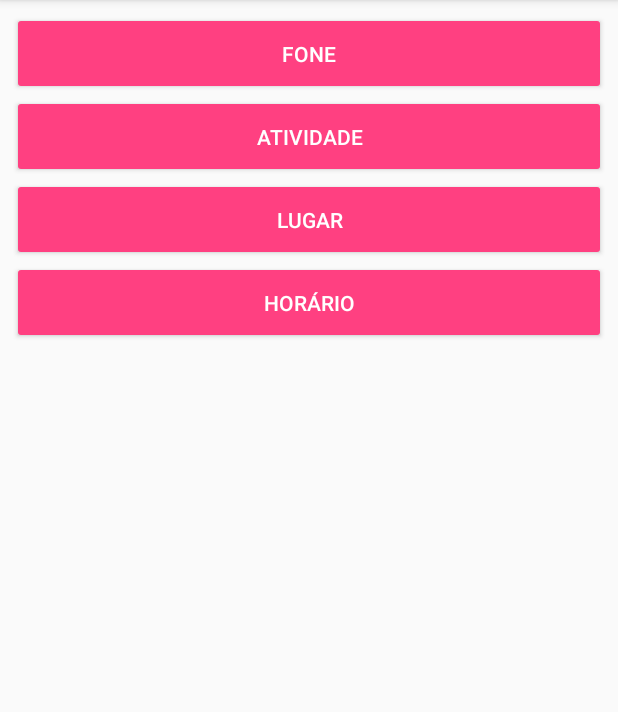
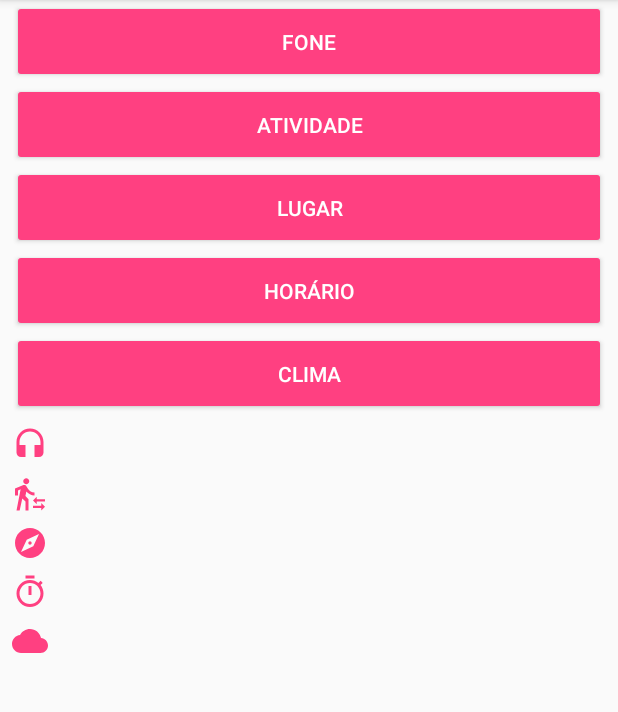
Before and after one commit to anjoshigor/UbiRide, an Android app: the screen it shows after launch (MainActivity), on a phone screen of 412 x 824 dp, the part 84-796 px from its top. Run offline under Robolectric (Android 15) with nearby library versions, the phone set to English and light mode, and no system bars; 13 statements that could not run were skipped.

Commit message:
Demo finished

```diff
--- a/app/src/main/java/com/anjoshigor/ubiride/MainActivity.kt
+++ b/app/src/main/java/com/anjoshigor/ubiride/MainActivity.kt
@@ -30,6 +30,7 @@ import android.support.v4.app.ActivityCompat
 import com.google.android.gms.awareness.FenceClient
 import com.google.android.gms.awareness.SnapshotClient
 import com.google.android.gms.awareness.snapshot.DetectedActivityResult
+import com.google.android.gms.awareness.state.Weather
 import com.google.android.gms.location.DetectedActivity
 import java.util.*
 
@@ -38,7 +39,6 @@ class MainActivity : AppCompatActivity() {
 
     private val FENCE_RECEIVER_ACTION = "FENCE_RECEIVE"
     private lateinit var mFencePendingIntent: PendingIntent
-    private lateinit var mGoogleApiClient: GoogleApiClient
     private val TAG = "Awareness"
     private lateinit var mMyFenceReceiver: InternalLocationBroadCastReceiver
     private val PERMISSION_REQUEST_ACCESS_FINE_LOCATION = 940
@@ -59,18 +59,10 @@ class MainActivity : AppCompatActivity() {
             1 to "Dia de Semana"
     )
 
+
     override fun onCreate(savedInstanceState: Bundle?) {
         super.onCreate(savedInstanceState)
         setContentView(R.layout.activity_main)
-
-        mGoogleApiClient = GoogleApiClient.Builder(this)
-                .addApi(Awareness.API)
-                .addApi(Nearby.CONNECTIONS_API)
-                .addApi(Nearby.MESSAGES_API)
-                .useDefaultAccount()
-                .build()
-
-        mGoogleApiClient.connect()
 
 
         headphone.setOnClickListener {
@@ -89,8 +81,6 @@ class MainActivity : AppCompatActivity() {
         location.setOnClickListener {
             getLocation()
         }
-
-
         activity.setOnClickListener {
             var snapshotClient = Awareness.getSnapshotClient(this)
             snapshotClient.detectedActivity.addOnSuccessListener { activityResponse ->
@@ -100,8 +90,6 @@ class MainActivity : AppCompatActivity() {
                 activitytext.text = status.message
             }
         }
-
-
         time.setOnClickListener {
             var snapshotClient = Awareness.getSnapshotClient(this)
             try {
@@ -117,7 +105,9 @@ class MainActivity : AppCompatActivity() {
                 Log.e(TAG, ex.message)
             }
         }
-
+        weather.setOnClickListener {
+            getWeather()
+        }
 
         val intent = Intent(FENCE_RECEIVER_ACTION)
         mFencePendingIntent = PendingIntent.getBroadcast(this,
@@ -188,6 +178,24 @@ class MainActivity : AppCompatActivity() {
         }
     }
 
+    fun getWeather() {
+        if (ActivityCompat.checkSelfPermission(this, Manifest.permission.ACCESS_FINE_LOCATION) !=
+                PERMISSION_GRANTED) {
+            ActivityCompat.requestPermissions(this,
+                    Array(1, { Manifest.permission.ACCESS_FINE_LOCATION }),
+                    PERMISSION_REQUEST_ACCESS_FINE_LOCATION)
+        } else {
+
+            Awareness.getSnapshotClient(this).weather.addOnSuccessListener { weatherResponse ->
+                val humidade = weatherResponse.weather.humidity
+                val temperatura = weatherResponse.weather.getFeelsLikeTemperature(Weather.CELSIUS)
+                weathertext.text = "Humidade: ${humidade}%\nTemperatura: ${temperatura}ºC"
+            }.addOnFailureListener { status ->
+                weathertext.text = status.message
+            }
+        }
+    }
+
     fun getActivityString(type: Int): String {
         when (type) {
             DetectedActivity.IN_VEHICLE ->
@@ -231,7 +239,7 @@ class MainActivity : AppCompatActivity() {
             //LANCAR NOTIFICACAO
             when (key) {
                 "headphonekey" -> {
-//                    phonetext.text = "Headphone não está plugado"
+                    phonetext.text = "Headphone não está plugado"
                     Toast.makeText(context, "Não está mais com o fone", Toast.LENGTH_LONG).show()
                 }
                 "walkingkey" -> {
@@ -243,11 +251,11 @@ class MainActivity : AppCompatActivity() {
                     Toast.makeText(context, "Não está mais em veículo", Toast.LENGTH_LONG).show()
                 }
                 "homekey", "cikey" -> {
-//                    locationtext.text = "Não está em um local conhecido"
+                    locationtext.text = "Não está em um local conhecido"
                     Toast.makeText(context, "Não está mais em casa", Toast.LENGTH_LONG).show()
                 }
                 "timefencekey" -> {
-//                    timetext.text = "Não está no horário determinado"
+                    timetext.text = "Não está no horário determinado"
                     Toast.makeText(context, "Não está no horário determinado", Toast.LENGTH_LONG).show()
                 }
                 else -> {
--- /dev/null
+++ b/app/src/main/res/drawable/ic_cloud_black_24dp.xml
@@ -0,0 +1,9 @@
+<vector xmlns:android="http://schemas.android.com/apk/res/android"
+        android:width="24dp"
+        android:height="24dp"
+        android:viewportWidth="24.0"
+        android:viewportHeight="24.0">
+    <path
+        android:fillColor="#FF000000"
+        android:pathData="M19.35,10.04C18.67,6.59 15.64,4 12,4 9.11,4 6.6,5.64 5.35,8.04 2.34,8.36 0,10.91 0,14c0,3.31 2.69,6 6,6h13c2.76,0 5,-2.24 5,-5 0,-2.64 -2.05,-4.78 -4.65,-4.96z"/>
+</vector>
--- /dev/null
+++ b/app/src/main/res/drawable/ic_explore_black_24dp.xml
@@ -0,0 +1,9 @@
+<vector xmlns:android="http://schemas.android.com/apk/res/android"
+        android:width="24dp"
+        android:height="24dp"
+        android:viewportWidth="24.0"
+        android:viewportHeight="24.0">
+    <path
+        android:fillColor="#FF000000"
+        android:pathData="M12,10.9c-0.61,0 -1.1,0.49 -1.1,1.1s0.49,1.1 1.1,1.1c0.61,0 1.1,-0.49 1.1,-1.1s-0.49,-1.1 -1.1,-1.1zM12,2C6.48,2 2,6.48 2,12s4.48,10 10,10 10,-4.48 10,-10S17.52,2 12,2zM14.19,14.19L6,18l3.81,-8.19L18,6l-3.81,8.19z"/>
+</vector>
--- /dev/null
+++ b/app/src/main/res/drawable/ic_headset_black_24dp.xml
@@ -0,0 +1,9 @@
+<vector xmlns:android="http://schemas.android.com/apk/res/android"
+        android:width="24dp"
+        android:height="24dp"
+        android:viewportWidth="24.0"
+        android:viewportHeight="24.0">
+    <path
+        android:fillColor="#FF000000"
+        android:pathData="M12,1c-4.97,0 -9,4.03 -9,9v7c0,1.66 1.34,3 3,3h3v-8H5v-2c0,-3.87 3.13,-7 7,-7s7,3.13 7,7v2h-4v8h3c1.66,0 3,-1.34 3,-3v-7c0,-4.97 -4.03,-9 -9,-9z"/>
+</vector>
--- /dev/null
+++ b/app/src/main/res/drawable/ic_timer_black_24dp.xml
@@ -0,0 +1,9 @@
+<vector xmlns:android="http://schemas.android.com/apk/res/android"
+        android:width="24dp"
+        android:height="24dp"
+        android:viewportWidth="24.0"
+        android:viewportHeight="24.0">
+    <path
+        android:fillColor="#FF000000"
+        android:pathData="M15,1L9,1v2h6L15,1zM11,14h2L13,8h-2v6zM19.03,7.39l1.42,-1.42c-0.43,-0.51 -0.9,-0.99 -1.41,-1.41l-1.42,1.42C16.07,4.74 14.12,4 12,4c-4.97,0 -9,4.03 -9,9s4.02,9 9,9 9,-4.03 9,-9c0,-2.12 -0.74,-4.07 -1.97,-5.61zM12,20c-3.87,0 -7,-3.13 -7,-7s3.13,-7 7,-7 7,3.13 7,7 -3.13,7 -7,7z"/>
+</vector>
--- /dev/null
+++ b/app/src/main/res/drawable/ic_transfer_within_a_station_black_24dp.xml
@@ -0,0 +1,9 @@
+<vector xmlns:android="http://schemas.android.com/apk/res/android"
+        android:width="24dp"
+        android:height="24dp"
+        android:viewportWidth="24.0"
+        android:viewportHeight="24.0">
+    <path
+        android:fillColor="#FF000000"
+        android:pathData="M16.49,15.5v-1.75L14,16.25l2.49,2.5L16.49,17L22,17v-1.5zM19.51,19.75L14,19.75v1.5h5.51L19.51,23L22,20.5 19.51,18zM9.5,5.5c1.1,0 2,-0.9 2,-2s-0.9,-2 -2,-2 -2,0.9 -2,2 0.9,2 2,2zM5.75,8.9L3,23h2.1l1.75,-8L9,17v6h2v-7.55L8.95,13.4l0.6,-3C10.85,12 12.8,13 15,13v-2c-1.85,0 -3.45,-1 -4.35,-2.45l-0.95,-1.6C9.35,6.35 8.7,6 8,6c-0.25,0 -0.5,0.05 -0.75,0.15L2,8.3L2,13h2L4,9.65l1.75,-0.75"/>
+</vector>
--- a/app/src/main/res/layout/activity_main.xml
+++ b/app/src/main/res/layout/activity_main.xml
@@ -1,10 +1,11 @@
 <?xml version="1.0" encoding="utf-8"?>
-<android.support.constraint.ConstraintLayout xmlns:android="http://schemas.android.com/apk/res/android"
+<android.support.v4.widget.NestedScrollView xmlns:android="http://schemas.android.com/apk/res/android"
     xmlns:app="http://schemas.android.com/apk/res-auto"
     xmlns:tools="http://schemas.android.com/tools"
     android:layout_width="match_parent"
     android:layout_height="match_parent"
-    android:layout_margin="@dimen/place_autocomplete_powered_by_google_height"
+    android:layout_marginLeft="@dimen/place_autocomplete_powered_by_google_height"
+    android:layout_marginRight="@dimen/place_autocomplete_powered_by_google_height"
     tools:context="com.anjoshigor.ubiride.MainActivity">
 
     <LinearLayout
@@ -48,11 +49,22 @@
             android:padding="18dp"
             android:text="Horário" />
 
+        <Button
+            android:id="@+id/weather"
+            style="@style/Widget.AppCompat.Button.Colored"
+            android:layout_width="match_parent"
+            android:layout_height="wrap_content"
+            android:layout_gravity="center_horizontal"
+            android:padding="18dp"
+            android:text="Clima" />
+
         <TextView
             android:id="@+id/phonetext"
             android:layout_width="match_parent"
             android:layout_height="wrap_content"
             android:layout_marginTop="8dp"
+            android:drawableLeft="@drawable/ic_headset_black_24dp"
+            android:drawableTint="@color/colorAccent"
             android:fontFamily="sans-serif-condensed"
             android:text=""
             android:textSize="18sp" />
@@ -62,6 +74,8 @@
             android:layout_width="match_parent"
             android:layout_height="wrap_content"
             android:layout_marginTop="8dp"
+            android:drawableLeft="@drawable/ic_transfer_within_a_station_black_24dp"
+            android:drawableTint="@color/colorAccent"
             android:fontFamily="sans-serif-condensed"
             android:text=""
             android:textSize="18sp" />
@@ -71,6 +85,8 @@
             android:layout_width="match_parent"
             android:layout_height="wrap_content"
             android:layout_marginTop="8dp"
+            android:drawableLeft="@drawable/ic_explore_black_24dp"
+            android:drawableTint="@color/colorAccent"
             android:fontFamily="sans-serif-condensed"
             android:text=""
             android:textSize="18sp" />
@@ -81,9 +97,22 @@
             android:layout_width="match_parent"
             android:layout_height="wrap_content"
             android:layout_marginTop="8dp"
+            android:drawableLeft="@drawable/ic_timer_black_24dp"
+            android:drawableTint="@color/colorAccent"
+            android:fontFamily="sans-serif-condensed"
+            android:text=""
+            android:textSize="18sp" />
+
+        <TextView
+            android:id="@+id/weathertext"
+            android:layout_width="match_parent"
+            android:layout_height="wrap_content"
+            android:layout_marginTop="8dp"
+            android:drawableLeft="@drawable/ic_cloud_black_24dp"
+            android:drawableTint="@color/colorAccent"
             android:fontFamily="sans-serif-condensed"
             android:text=""
             android:textSize="18sp" />
 
     </LinearLayout>
-</android.support.constraint.ConstraintLayout>
+</android.support.v4.widget.NestedScrollView>
```
